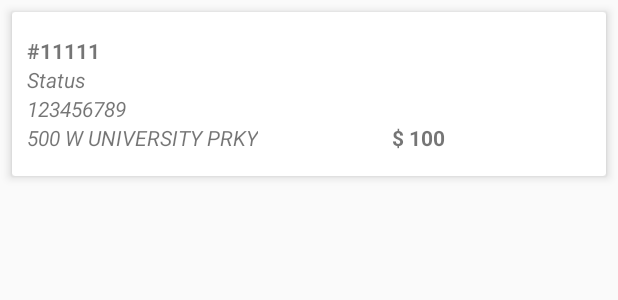
After one commit to douyouzhe/Order_Food_App_Server_Side, an Android app: the layout order_layout.xml on its own in the app's theme, with its tools: preview values and no code run, on a phone screen of 412 x 824 dp. The commit adds this screen. Shown: the top 300 px of the screen. Run offline under Robolectric (Android 15) with nearby library versions, the phone set to English and light mode, and no system bars.

Commit message:
order_management

```diff
--- a/app/src/main/AndroidManifest.xml
+++ b/app/src/main/AndroidManifest.xml
@@ -23,7 +23,8 @@
             android:name=".Home"
             android:label="@string/title_activity_home"
             android:theme="@style/AppTheme" />
-        <activity android:name=".FoodList"></activity>
+        <activity android:name=".FoodList" />
+        <activity android:name=".OrderStatus"></activity>
     </application>
 
 </manifest>
--- a/app/src/main/java/com/example/youzhedou/order_food_app_server_side/Home.java
+++ b/app/src/main/java/com/example/youzhedou/order_food_app_server_side/Home.java
@@ -286,6 +286,11 @@ public class Home extends AppCompatActivity
         // Handle navigation view item clicks here.
         int id = item.getItemId();
 
+        if(id ==R.id.nav_order){
+            Intent orderIntent = new Intent(Home.this, OrderStatus.class);
+            startActivity(orderIntent);
+        }
+
 
         DrawerLayout drawer = (DrawerLayout) findViewById(R.id.drawer_layout);
         drawer.closeDrawer(GravityCompat.START);
--- /dev/null
+++ b/app/src/main/res/layout/order_layout.xml
@@ -0,0 +1,79 @@
+<?xml version="1.0" encoding="utf-8"?>
+<android.support.v7.widget.CardView
+    xmlns:android="http://schemas.android.com/apk/res/android"
+    xmlns:app="http://schemas.android.com/apk/res-auto"
+    android:layout_width="match_parent"
+    android:layout_height="wrap_content"
+    android:layout_margin="8dp"
+    app:cardElevation="4dp">
+
+    <LinearLayout
+        android:orientation="horizontal"
+        android:layout_marginTop="16dp"
+        android:layout_marginBottom="16dp"
+        android:layout_gravity="center_vertical"
+        android:layout_width="match_parent"
+        android:layout_height="wrap_content">
+
+        <LinearLayout
+            android:layout_width="243dp"
+            android:layout_height="wrap_content"
+            android:orientation="vertical">
+
+            <TextView
+                android:id="@+id/order_id"
+                android:layout_width="wrap_content"
+                android:layout_height="wrap_content"
+                android:layout_gravity="center_vertical|start"
+                android:layout_marginLeft="10dp"
+                android:text="#11111"
+                android:textAllCaps="true"
+                android:textStyle="bold" />
+
+            <TextView
+                android:id="@+id/order_status"
+                android:layout_width="wrap_content"
+                android:layout_height="wrap_content"
+                android:layout_gravity="center_vertical|start"
+                android:layout_marginLeft="10dp"
+                android:text="Status"
+                android:textStyle="italic" />
+
+            <TextView
+                android:id="@+id/order_tel"
+                android:layout_width="wrap_content"
+                android:layout_height="wrap_content"
+                android:layout_gravity="center_vertical|start"
+                android:layout_marginLeft="10dp"
+                android:text="123456789"
+                android:textAllCaps="true"
+                android:textStyle="italic" />
+
+            <TextView
+                android:id="@+id/order_address"
+                android:layout_width="wrap_content"
+                android:layout_height="wrap_content"
+                android:layout_gravity="center_vertical|start"
+                android:layout_marginLeft="10dp"
+                android:text="500 w university prky"
+                android:textAllCaps="true"
+                android:textStyle="italic" />
+
+
+        </LinearLayout>
+
+        <TextView
+            android:id="@+id/order_price"
+            android:layout_width="wrap_content"
+            android:layout_height="wrap_content"
+            android:layout_gravity="bottom"
+            android:layout_marginLeft="10dp"
+            android:text="$ 100"
+            android:textStyle="bold" />
+
+
+
+
+    </LinearLayout>
+
+</android.support.v7.widget.CardView>
```
Also changed, not shown: app/build.gradle (+20 -18 lines), app/src/main/java/com/example/youzhedou/order_food_app_server_side/Common/Common.java (+12 -0 lines), app/src/main/java/com/example/youzhedou/order_food_app_server_side/OrderStatus.java (added, +139 -0 lines), app/src/main/java/com/example/youzhedou/order_food_app_server_side/ViewHolder/OrderViewHolder.java (+18 -9 lines), app/src/main/res/layout/activity_order_status.xml (added, +18 -0 lines), app/src/main/res/layout/update_order_layout.xml (added, +14 -0 lines).
